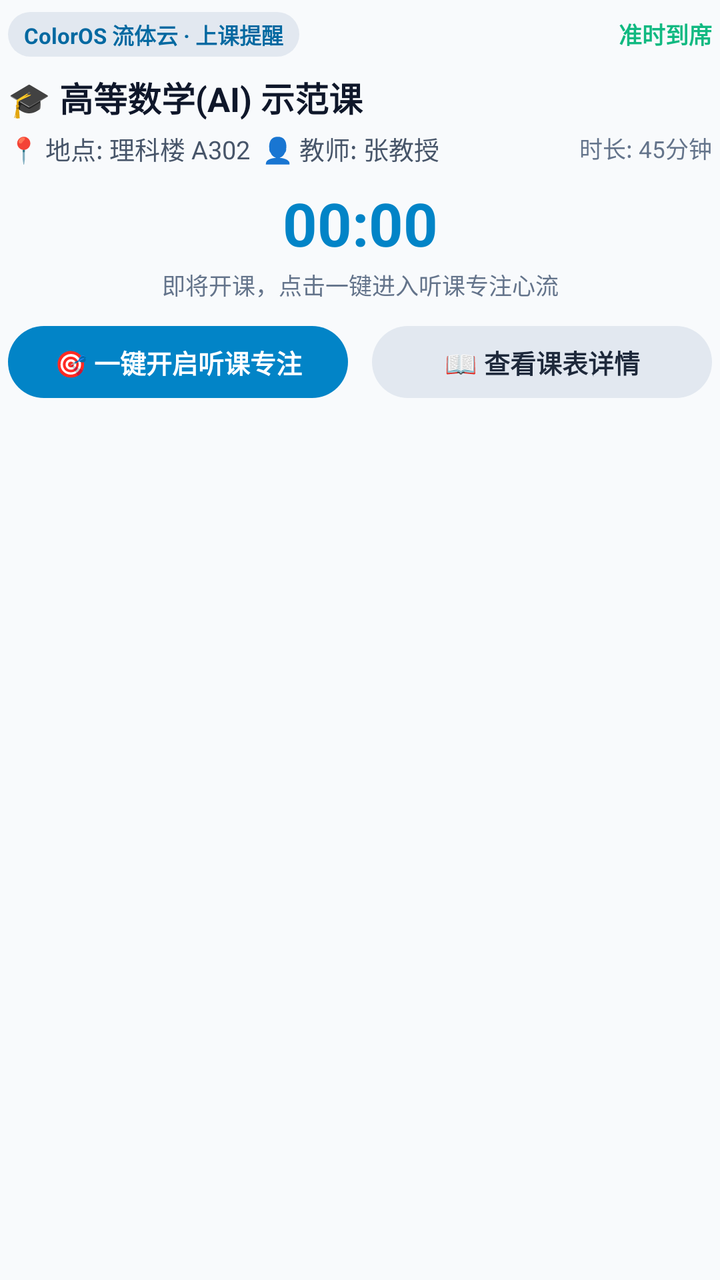
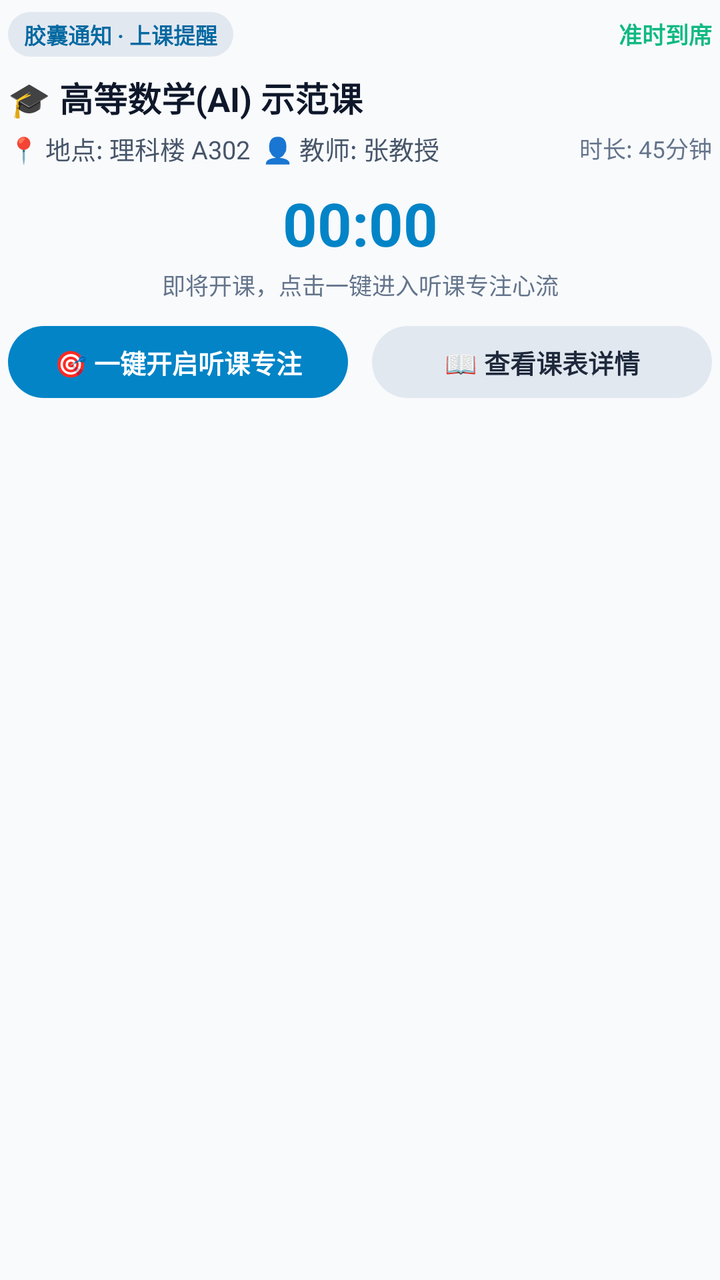

An Android layout rendered at two revisions. The XML below is the earlier revision; the diff shows what the commit changed to produce the second picture.
<!-- AndroidManifest.xml: application theme Theme.RMF -->
<!-- res/layout/notification_fluid_cloud_course_expanded.xml -->
<?xml version="1.0" encoding="utf-8"?>
<LinearLayout xmlns:android="http://schemas.android.com/apk/res/android"
    android:id="@+id/fluid_course_expanded_root"
    android:layout_width="match_parent"
    android:layout_height="wrap_content"
    android:orientation="vertical"
    android:background="@android:color/transparent"
    android:paddingTop="6dp"
    android:paddingBottom="6dp"
    android:paddingStart="4dp"
    android:paddingEnd="4dp">

    
    <LinearLayout
        android:layout_width="match_parent"
        android:layout_height="wrap_content"
        android:orientation="horizontal"
        android:gravity="center_vertical">

        <TextView
            android:layout_width="wrap_content"
            android:layout_height="wrap_content"
            android:paddingStart="8dp"
            android:paddingEnd="8dp"
            android:paddingTop="3dp"
            android:paddingBottom="3dp"
            android:text="ColorOS 流体云 · 上课提醒"
            android:textColor="@color/fluid_notif_tag_text"
            android:textSize="11sp"
            android:textStyle="bold"
            android:background="@drawable/bg_fluid_tag" />

        <TextView
            android:layout_width="0dp"
            android:layout_height="wrap_content"
            android:layout_weight="1" />

        <TextView
            android:layout_width="wrap_content"
            android:layout_height="wrap_content"
            android:text="准时到席"
            android:textColor="#10B981"
            android:textSize="11.5sp"
            android:textStyle="bold" />
    </LinearLayout>

    
    <TextView
        android:id="@+id/fluid_course_expanded_title"
        android:layout_width="match_parent"
        android:layout_height="wrap_content"
        android:layout_marginTop="8dp"
        android:text="🎓 高等数学(AI) 示范课"
        android:textColor="@color/fluid_notif_title"
        android:textSize="17sp"
        android:textStyle="bold"
        android:maxLines="2"
        android:ellipsize="end" />

    
    <LinearLayout
        android:layout_width="match_parent"
        android:layout_height="wrap_content"
        android:layout_marginTop="4dp"
        android:orientation="horizontal"
        android:gravity="center_vertical">

        <TextView
            android:id="@+id/fluid_course_expanded_detail"
            android:layout_width="0dp"
            android:layout_height="wrap_content"
            android:layout_weight="1"
            android:text="📍 地点: 理科楼 A302  👤 教师: 张教授"
            android:textColor="@color/fluid_notif_sub"
            android:textSize="12.5sp"
            android:maxLines="1"
            android:ellipsize="end" />

        <TextView
            android:id="@+id/fluid_course_expanded_time_range"
            android:layout_width="wrap_content"
            android:layout_height="wrap_content"
            android:layout_marginStart="8dp"
            android:text="时长: 45分钟"
            android:textColor="@color/fluid_notif_muted"
            android:textSize="11.5sp" />
    </LinearLayout>

    
    <Chronometer
        android:id="@+id/fluid_course_expanded_chronometer"
        android:layout_width="match_parent"
        android:layout_height="wrap_content"
        android:layout_marginTop="8dp"
        android:gravity="center"
        android:textColor="@color/fluid_notif_chronometer"
        android:textSize="30sp"
        android:textStyle="bold" />

    <TextView
        android:layout_width="match_parent"
        android:layout_height="wrap_content"
        android:layout_marginTop="2dp"
        android:gravity="center"
        android:text="即将开课，点击一键进入听课专注心流"
        android:textColor="@color/fluid_notif_muted"
        android:textSize="11.5sp" />

    
    <LinearLayout
        android:layout_width="match_parent"
        android:layout_height="wrap_content"
        android:layout_marginTop="12dp"
        android:orientation="horizontal"
        android:gravity="center">

        <TextView
            android:id="@+id/fluid_course_btn_focus"
            android:layout_width="0dp"
            android:layout_height="36dp"
            android:layout_weight="1"
            android:layout_marginEnd="6dp"
            android:gravity="center"
            android:text="🎯 一键开启听课专注"
            android:textColor="@color/fluid_notif_btn_primary_text"
            android:textSize="13sp"
            android:textStyle="bold"
            android:background="@drawable/bg_fluid_btn_primary" />

        <TextView
            android:id="@+id/fluid_course_btn_view"
            android:layout_width="0dp"
            android:layout_height="36dp"
            android:layout_weight="1"
            android:layout_marginStart="6dp"
            android:gravity="center"
            android:text="📖 查看课表详情"
            android:textColor="@color/fluid_notif_btn_secondary_text"
            android:textSize="13sp"
            android:textStyle="bold"
            android:background="@drawable/bg_fluid_btn_secondary" />
    </LinearLayout>

</LinearLayout>
<!-- resources referenced by this layout -->
<resources>
  <color name="fluid_notif_btn_primary_text">#FFFFFF</color>
  <color name="fluid_notif_btn_secondary_text">#1E293B</color>
  <color name="fluid_notif_chronometer">#0284C7</color>
  <color name="fluid_notif_muted">#64748B</color>
  <color name="fluid_notif_sub">#475569</color>
  <color name="fluid_notif_tag_text">#0369A1</color>
  <color name="fluid_notif_title">#0F172A</color>
  <!-- drawable bg_fluid_btn_primary (drawable) -->
  <?xml version="1.0" encoding="utf-8"?>
  <shape xmlns:android="http://schemas.android.com/apk/res/android"
      android:shape="rectangle">
      <corners android:radius="18dp" />
      <solid android:color="@color/fluid_notif_btn_primary_bg" />
  </shape>
  <!-- drawable bg_fluid_btn_secondary (drawable) -->
  <?xml version="1.0" encoding="utf-8"?>
  <shape xmlns:android="http://schemas.android.com/apk/res/android"
      android:shape="rectangle">
      <corners android:radius="18dp" />
      <solid android:color="@color/fluid_notif_btn_secondary_bg" />
  </shape>
  <!-- drawable bg_fluid_tag (drawable) -->
  <?xml version="1.0" encoding="utf-8"?>
  <shape xmlns:android="http://schemas.android.com/apk/res/android"
      android:shape="rectangle">
      <corners android:radius="12dp" />
      <solid android:color="@color/fluid_notif_tag_bg" />
  </shape>
  <style name="Theme.RMF" parent="android:Theme.Material.NoActionBar">
          <item name="android:statusBarColor">#F8FAFC</item>
          <item name="android:navigationBarColor">#FFFFFF</item>
          <item name="android:windowBackground">#F8FAFC</item>
          <item name="android:windowLightStatusBar">true</item>
      </style>
  <color name="fluid_notif_btn_primary_bg">#0284C7</color>
  <color name="fluid_notif_btn_secondary_bg">#E2E8F0</color>
  <color name="fluid_notif_tag_bg">#E2E8F0</color>
</resources>

<!-- the commit's change to res/layout/notification_fluid_cloud_course_expanded.xml (unified diff, before → after) -->
@@ -24,7 +24,7 @@
             android:paddingEnd="8dp"
             android:paddingTop="3dp"
             android:paddingBottom="3dp"
-            android:text="ColorOS 流体云 · 上课提醒"
+            android:text="胶囊通知 · 上课提醒"
             android:textColor="@color/fluid_notif_tag_text"
             android:textSize="11sp"
             android:textStyle="bold"
